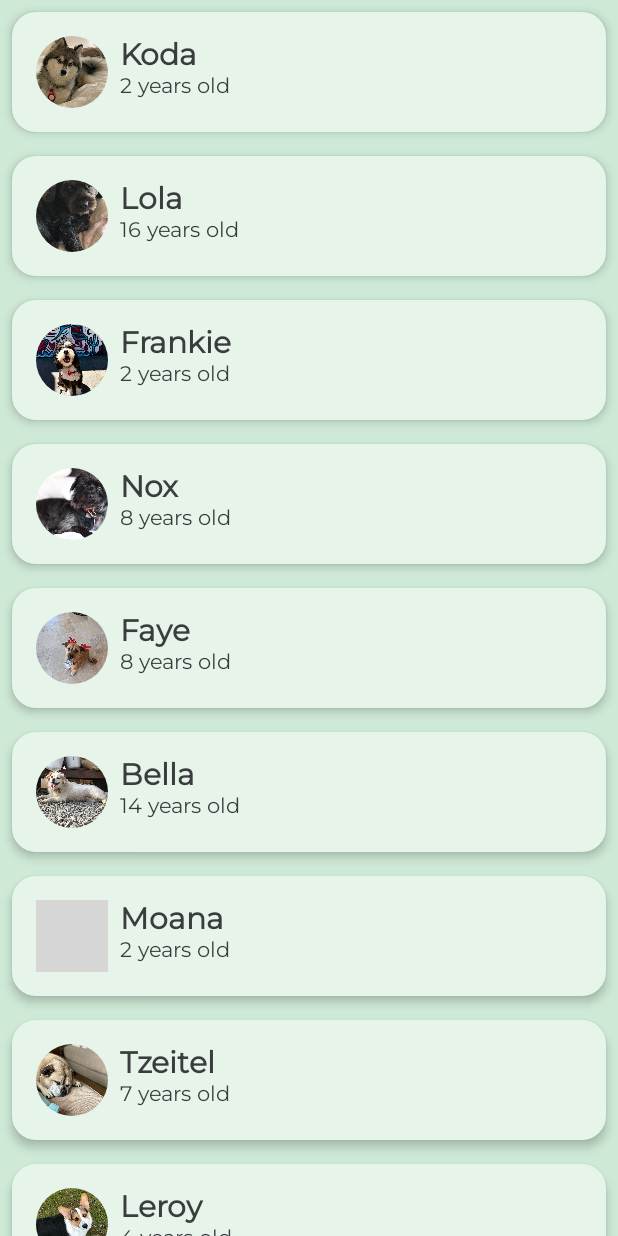
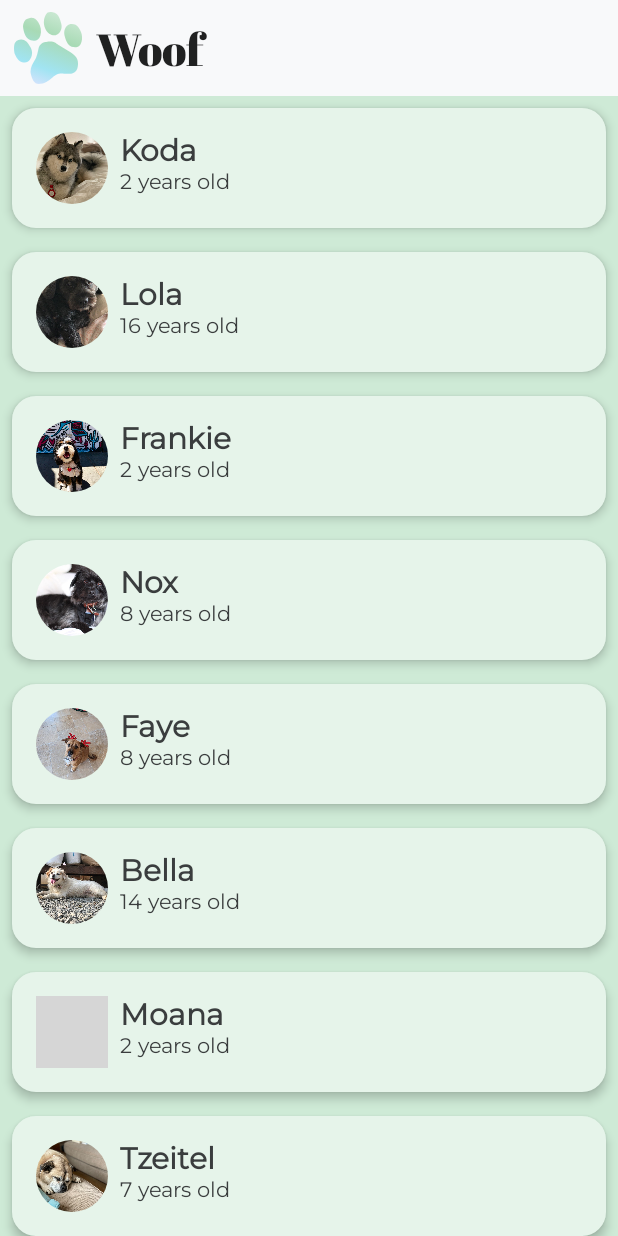
Before and after one commit to victor-medeiros/material-compose-training-woof, an Android app built with Jetpack Compose: the screen it shows after launch (MainActivity), on a phone screen of 412 x 824 dp. Run offline under Robolectric (Android 15) with nearby library versions, the phone set to English and light mode, and no system bars; grey boxes are pictures that could not be loaded.

Commit message:
:lipstick: Updating status and notificatino bar

```diff
--- a/app/src/main/java/com/example/woof/MainActivity.kt
+++ b/app/src/main/java/com/example/woof/MainActivity.kt
@@ -32,8 +32,10 @@ import androidx.compose.foundation.lazy.items
 import androidx.compose.foundation.shape.RoundedCornerShape
 import androidx.compose.material.Card
 import androidx.compose.material.MaterialTheme
+import androidx.compose.material.Scaffold
 import androidx.compose.material.Text
 import androidx.compose.runtime.Composable
+import androidx.compose.ui.Alignment
 import androidx.compose.ui.Modifier
 import androidx.compose.ui.draw.clip
 import androidx.compose.ui.layout.ContentScale
@@ -61,9 +63,19 @@ class MainActivity : ComponentActivity() {
  */
 @Composable
 fun WoofApp() {
-    LazyColumn(Modifier.background(MaterialTheme.colors.background)) {
-        items(dogs) {
-            DogItem(dog = it)
+    Scaffold(
+        topBar = {
+            WoofTopAppBar()
+        }
+    ) { paddingValues ->
+        LazyColumn(
+            modifier = Modifier
+                .background(MaterialTheme.colors.background)
+                .padding(paddingValues)
+        ) {
+            items(dogs) {
+                DogItem(dog = it)
+            }
         }
     }
 }
@@ -136,6 +148,27 @@ fun DogInformation(@StringRes dogName: Int, dogAge: Int, modifier: Modifier = Mo
     }
 }
 
+@Composable
+fun WoofTopAppBar(modifier: Modifier = Modifier) {
+    Row(modifier = modifier
+        .fillMaxWidth()
+        .background(MaterialTheme.colors.primary),
+        verticalAlignment = Alignment.CenterVertically
+    ) {
+        Image(
+            modifier = Modifier
+                .size(64.dp)
+                .padding(8.dp),
+            painter = painterResource(id = R.drawable.ic_woof_logo),
+            contentDescription = "Woof app logo"
+        )
+        Text(
+            text = stringResource(id = R.string.app_name),
+            style = MaterialTheme.typography.h1
+        )
+    }
+}
+
 /**
  * Composable that displays what the UI of the app looks like in light theme in the design tab.
  */
--- /dev/null
+++ b/app/src/main/res/values-night/themes.xml
@@ -0,0 +1,7 @@
+<?xml version="1.0" encoding="utf-8"?>
+<resources>
+    <style name="Theme.Woof" parent="android:style/Theme.Material.NoActionBar">
+        <item name="android:statusBarColor">@color/grey_900</item>
+        <item name="android:windowLightStatusBar">false</item>
+    </style>
+</resources>
--- a/app/src/main/res/values/colors.xml
+++ b/app/src/main/res/values/colors.xml
@@ -15,11 +15,6 @@
   ~ limitations under the License.
   -->
 <resources>
-    <color name="purple_200">#FFBB86FC</color>
-    <color name="purple_500">#FF6200EE</color>
-    <color name="purple_700">#FF3700B3</color>
-    <color name="teal_200">#FF03DAC5</color>
-    <color name="teal_700">#FF018786</color>
-    <color name="black">#FF000000</color>
-    <color name="white">#FFFFFFFF</color>
+    <color name="grey_50">#FFF8F9FA</color>
+    <color name="grey_900">#FF202124</color>
 </resources>
--- a/app/src/main/res/values/themes.xml
+++ b/app/src/main/res/values/themes.xml
@@ -16,6 +16,7 @@
   -->
 <resources>
     <style name="Theme.Woof" parent="android:Theme.Material.Light.NoActionBar">
-        <item name="android:statusBarColor">@color/purple_700</item>
+        <item name="android:statusBarColor">@color/grey_50</item>
+        <item name="android:windowLightStatusBar">true</item>
     </style>
 </resources>
```
